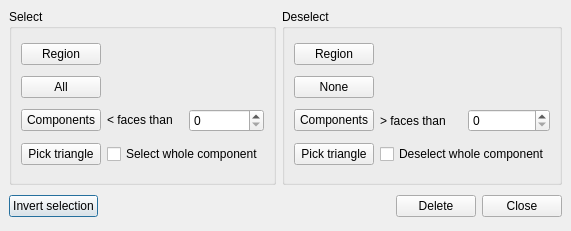
Qt form src/Mod/Mesh/Gui/RemoveComponents.ui (berndhahnebach/All_FreeCAD) before a commit.
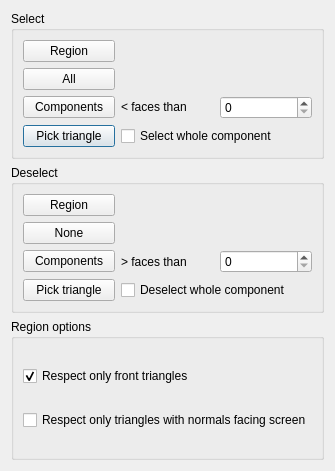
The same form after that commit.

Commit message: + tabify temporary with tree widget if available + extend task dialog to modify dialog button box + implement remove components dialog as task panel

Diff of the .ui file:
```diff
--- a/src/Mod/Mesh/Gui/RemoveComponents.ui
+++ b/src/Mod/Mesh/Gui/RemoveComponents.ui
@@ -3,125 +3,75 @@
  <comment></comment>
  <exportmacro></exportmacro>
  <class>MeshGui::RemoveComponents</class>
- <widget class="QDialog" name="MeshGui::RemoveComponents" >
-  <property name="geometry" >
+ <widget class="QDialog" name="MeshGui::RemoveComponents">
+  <property name="geometry">
    <rect>
     <x>0</x>
     <y>0</y>
-    <width>520</width>
-    <height>231</height>
+    <width>303</width>
+    <height>471</height>
    </rect>
   </property>
   <property name="windowTitle" >
    <string>Remove components</string>
   </property>
-  <layout class="QGridLayout" >
-   <property name="margin" >
-    <number>9</number>
-   </property>
-   <property name="spacing" >
-    <number>6</number>
-   </property>
-   <item row="1" column="0" colspan="2" >
-    <layout class="QHBoxLayout" >
-     <property name="margin" >
-      <number>0</number>
-     </property>
-     <property name="spacing" >
-      <number>6</number>
-     </property>
-     <item>
-      <widget class="QPushButton" name="invertButton" >
-       <property name="text" >
-        <string>Invert selection</string>
-       </property>
-      </widget>
-     </item>
-     <item>
-      <spacer>
-       <property name="orientation" >
-        <enum>Qt::Horizontal</enum>
-       </property>
-       <property name="sizeHint" >
-        <size>
-         <width>141</width>
-         <height>31</height>
-        </size>
-       </property>
-      </spacer>
-     </item>
-     <item>
-      <widget class="QPushButton" name="deleteButton" >
-       <property name="text" >
-        <string>Delete</string>
-       </property>
-      </widget>
-     </item>
-     <item>
-      <widget class="QPushButton" name="closeButton" >
-       <property name="text" >
-        <string>Close</string>
-       </property>
-      </widget>
-     </item>
-    </layout>
-   </item>
-   <item row="0" column="0" >
-    <widget class="QGroupBox" name="groupBox" >
-     <property name="title" >
+  <layout class="QGridLayout" name="gridLayout_2">
+   <item row="0" column="0">
+    <widget class="QGroupBox" name="groupBox">
+     <property name="title">
       <string>Select</string>
      </property>
-     <layout class="QGridLayout" >
-      <property name="margin" >
+     <layout class="QGridLayout">
+      <property name="margin">
        <number>9</number>
       </property>
-      <property name="spacing" >
+      <property name="spacing">
        <number>6</number>
       </property>
-      <item row="3" column="1" colspan="2" >
-       <widget class="QCheckBox" name="cbSelectComp" >
-        <property name="text" >
+      <item row="3" column="1" colspan="2">
+       <widget class="QCheckBox" name="cbSelectComp">
+        <property name="text">
          <string>Select whole component</string>
         </property>
        </widget>
       </item>
-      <item row="3" column="0" >
-       <widget class="QPushButton" name="selectTriangle" >
-        <property name="text" >
+      <item row="3" column="0">
+       <widget class="QPushButton" name="selectTriangle">
+        <property name="text">
          <string>Pick triangle</string>
         </property>
        </widget>
       </item>
-      <item row="2" column="2" >
-       <widget class="QSpinBox" name="spSelectComp" />
+      <item row="2" column="2">
+       <widget class="QSpinBox" name="spSelectComp"/>
       </item>
-      <item row="2" column="1" >
-       <widget class="QLabel" name="label" >
-        <property name="text" >
+      <item row="2" column="1">
+       <widget class="QLabel" name="label">
+        <property name="text">
          <string>&lt; faces than</string>
         </property>
        </widget>
       </item>
-      <item row="0" column="0" >
-       <widget class="QPushButton" name="selectRegion" >
-        <property name="text" >
+      <item row="0" column="0">
+       <widget class="QPushButton" name="selectRegion">
+        <property name="text">
          <string>Region</string>
         </property>
        </widget>
       </item>
-      <item row="2" column="0" >
-       <widget class="QPushButton" name="selectComponents" >
-        <property name="text" >
+      <item row="2" column="0">
+       <widget class="QPushButton" name="selectComponents">
+        <property name="text">
          <string>Components</string>
         </property>
        </widget>
       </item>
-      <item row="0" column="1" colspan="2" >
+      <item row="0" column="1" colspan="2">
        <spacer>
         <property name="orientation" >
          <enum>Qt::Horizontal</enum>
         </property>
-        <property name="sizeHint" >
+        <property name="sizeHint" stdset="0">
          <size>
           <width>161</width>
           <height>20</height>
@@ -129,19 +79,19 @@
         </property>
        </spacer>
       </item>
-      <item row="1" column="0" >
-       <widget class="QPushButton" name="selectAll" >
-        <property name="text" >
+      <item row="1" column="0">
+       <widget class="QPushButton" name="selectAll">
+        <property name="text">
          <string>All</string>
         </property>
        </widget>
       </item>
-      <item row="1" column="1" colspan="2" >
+      <item row="1" column="1" colspan="2">
        <spacer>
         <property name="orientation" >
          <enum>Qt::Horizontal</enum>
         </property>
-        <property name="sizeHint" >
+        <property name="sizeHint" stdset="0">
          <size>
           <width>161</width>
           <height>20</height>
@@ -152,48 +102,48 @@
      </layout>
     </widget>
    </item>
-   <item row="0" column="1" >
-    <widget class="QGroupBox" name="groupBox_2" >
-     <property name="title" >
+   <item row="1" column="0">
+    <widget class="QGroupBox" name="groupBox_2">
+     <property name="title">
       <string>Deselect</string>
      </property>
-     <layout class="QGridLayout" >
-      <property name="margin" >
+     <layout class="QGridLayout">
+      <property name="margin">
        <number>9</number>
       </property>
-      <property name="spacing" >
+      <property name="spacing">
        <number>6</number>
       </property>
-      <item row="3" column="1" colspan="2" >
-       <widget class="QCheckBox" name="cbDeselectComp" >
-        <property name="text" >
+      <item row="3" column="1" colspan="2">
+       <widget class="QCheckBox" name="cbDeselectComp">
+        <property name="text">
          <string>Deselect whole component</string>
         </property>
        </widget>
       </item>
-      <item row="3" column="0" >
-       <widget class="QPushButton" name="deselectTriangle" >
-        <property name="text" >
+      <item row="3" column="0">
+       <widget class="QPushButton" name="deselectTriangle">
+        <property name="text">
          <string>Pick triangle</string>
         </property>
        </widget>
       </item>
-      <item row="2" column="2" >
-       <widget class="QSpinBox" name="spDeselectComp" />
+      <item row="2" column="2">
+       <widget class="QSpinBox" name="spDeselectComp"/>
       </item>
-      <item row="2" column="1" >
-       <widget class="QLabel" name="label_2" >
-        <property name="text" >
-         <string>> faces than</string>
+      <item row="2" column="1">
+       <widget class="QLabel" name="label_2">
+        <property name="text">
+         <string>&gt; faces than</string>
         </property>
        </widget>
       </item>
-      <item row="1" column="1" colspan="2" >
+      <item row="1" column="1" colspan="2">
        <spacer>
         <property name="orientation" >
          <enum>Qt::Horizontal</enum>
         </property>
-        <property name="sizeHint" >
+        <property name="sizeHint" stdset="0">
          <size>
           <width>181</width>
           <height>20</height>
@@ -201,19 +151,19 @@
         </property>
        </spacer>
       </item>
-      <item row="0" column="0" >
-       <widget class="QPushButton" name="deselectRegion" >
-        <property name="text" >
+      <item row="0" column="0">
+       <widget class="QPushButton" name="deselectRegion">
+        <property name="text">
          <string>Region</string>
         </property>
        </widget>
       </item>
-      <item row="0" column="1" colspan="2" >
+      <item row="0" column="1" colspan="2">
        <spacer>
-        <property name="orientation" >
+        <property name="orientation">
          <enum>Qt::Horizontal</enum>
         </property>
-        <property name="sizeHint" >
+        <property name="sizeHint" stdset="0">
          <size>
           <width>21</width>
           <height>20</height>
@@ -221,16 +171,16 @@
         </property>
        </spacer>
       </item>
-      <item row="1" column="0" >
-       <widget class="QPushButton" name="deselectAll" >
-        <property name="text" >
+      <item row="1" column="0">
+       <widget class="QPushButton" name="deselectAll">
+        <property name="text">
          <string>None</string>
         </property>
        </widget>
       </item>
-      <item row="2" column="0" >
-       <widget class="QPushButton" name="deselectComponents" >
-        <property name="text" >
+      <item row="2" column="0">
+       <widget class="QPushButton" name="deselectComponents">
+        <property name="text">
          <string>Components</string>
         </property>
        </widget>
@@ -238,6 +188,32 @@
      </layout>
     </widget>
    </item>
+   <item row="2" column="0">
+    <widget class="QGroupBox" name="groupBox_3">
+     <property name="title">
+      <string>Region options</string>
+     </property>
+     <layout class="QGridLayout" name="gridLayout">
+      <item row="0" column="0">
+       <widget class="QCheckBox" name="frontTriangles">
+        <property name="text">
+         <string>Respect only front triangles</string>
+        </property>
+        <property name="checked">
+         <bool>true</bool>
+        </property>
+       </widget>
+      </item>
+      <item row="1" column="0">
+       <widget class="QCheckBox" name="screenTriangles">
+        <property name="text">
+         <string>Respect only triangles with normals facing screen</string>
+        </property>
+       </widget>
+      </item>
+     </layout>
+    </widget>
+   </item>
   </layout>
  </widget>
  <pixmapfunction></pixmapfunction>
```
Left out of the diff: 36 changed lines with no effect on the pictures. The commit also changes 6 other files.
